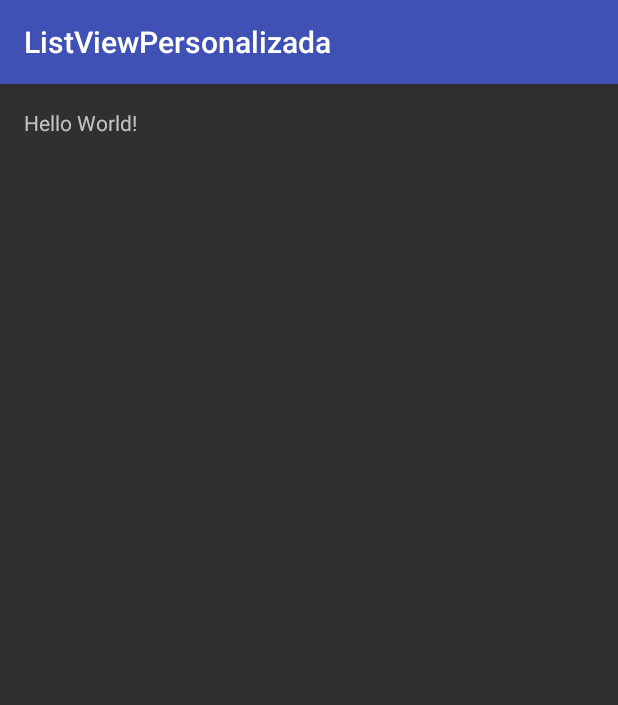
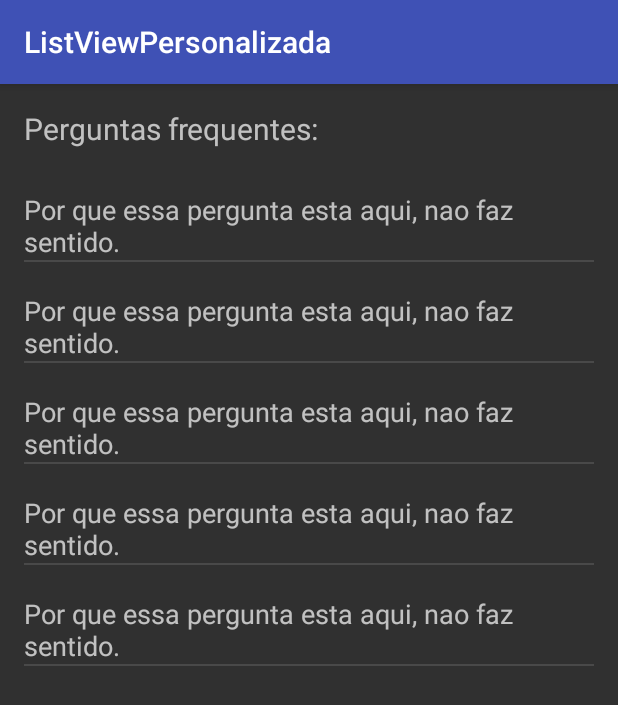
Before and after one commit to FelipePirovano/ListViewPersonalizada, an Android app: the screen it shows after launch (MainActivity), on a phone screen of 412 x 824 dp. Shown: the top 705 px of the screen. Run offline under Robolectric (Android 15) with nearby library versions, the phone set to English and light mode, and no system bars.

Commit message:
push do poder

```diff
--- /dev/null
+++ b/app/src/main/java/com/example/usuario/listviewpersonalizada/AtributosAdapter.java
@@ -0,0 +1,33 @@
+package com.example.usuario.listviewpersonalizada;
+
+import android.content.Context;
+import android.view.LayoutInflater;
+import android.view.View;
+import android.view.ViewGroup;
+import android.widget.ArrayAdapter;
+import android.widget.ImageView;
+import android.widget.TextView;
+
+import java.util.ArrayList;
+
+public class AtributosAdapter extends ArrayAdapter<AtributosDaLista> {
+
+    private final Context context;
+    private final ArrayList<AtributosDaLista>elementos;
+
+    public AtributosAdapter(Context context, ArrayList<AtributosDaLista> elementos) {
+        super(context, R.layout.formato, elementos);
+        this.context = context;
+        this.elementos = elementos;
+    }
+    @Override
+    public View getView(int position, View convertView, ViewGroup parent) {
+        LayoutInflater inflater = (LayoutInflater) context.getSystemService(Context.LAYOUT_INFLATER_SERVICE);
+        View rowView = inflater.inflate(R.layout.formato, parent, false);
+
+        TextView pergunta = (TextView) rowView.findViewById(R.id.pergunta);
+        pergunta.setText(elementos.get(position).getPergunta());
+
+        return rowView;
+    }
+}
--- /dev/null
+++ b/app/src/main/java/com/example/usuario/listviewpersonalizada/AtributosDaLista.java
@@ -0,0 +1,19 @@
+package com.example.usuario.listviewpersonalizada;
+
+public class AtributosDaLista {
+
+    private String pergunta;
+
+    public String getPergunta() {
+        return pergunta;
+    }
+
+    public void setPergunta(String pergunta) {
+        this.pergunta = pergunta;
+    }
+
+    public AtributosDaLista(String pergunta) {
+
+    this.pergunta = pergunta;
+    }
+}
--- a/app/src/main/java/com/example/usuario/listviewpersonalizada/MainActivity.java
+++ b/app/src/main/java/com/example/usuario/listviewpersonalizada/MainActivity.java
@@ -1,13 +1,69 @@
 package com.example.usuario.listviewpersonalizada;
 
+import android.content.Intent;
 import android.support.v7.app.AppCompatActivity;
 import android.os.Bundle;
+import android.view.View;
+import android.widget.AdapterView;
+import android.widget.ArrayAdapter;
+import android.widget.ListView;
+import android.widget.Switch;
+
+import java.util.ArrayList;
 
 public class MainActivity extends AppCompatActivity {
+
+    private ListView listViewPersonalizada;
 
     @Override
     protected void onCreate(Bundle savedInstanceState) {
         super.onCreate(savedInstanceState);
         setContentView(R.layout.activity_main);
+
+        listViewPersonalizada = (ListView) findViewById(R.id.listViewPersonalizada);
+        ArrayList<AtributosDaLista> perguntas = adicionarPerguntas();
+        ArrayAdapter adapter = new AtributosAdapter(this, perguntas);
+        listViewPersonalizada.setAdapter(adapter);
+        listViewPersonalizada.setOnItemClickListener(new AdapterView.OnItemClickListener(){
+            @Override
+            public void onItemClick(AdapterView<?> adapterView, View view, int i, long l) {
+                Intent intent;
+                switch (i){
+                    case 0:
+                        System.out.println("------------------> 1 ");
+                        break;
+                    case 1:
+                        System.out.println("------------------> 2 ");
+                        break;
+                    case 2:
+                        System.out.println("------------------> 3 ");
+                        break;
+                    case 3:
+                        System.out.println("------------------> 4 ");
+                        break;
+                    case 4:
+                        System.out.println("------------------> 5 ");
+                        break;
+                }
+            }
+        });
+    }
+    private ArrayList<AtributosDaLista> adicionarPerguntas() {
+
+        ArrayList<AtributosDaLista> perguntas = new ArrayList<AtributosDaLista>();
+        AtributosDaLista
+
+        e = new AtributosDaLista("Por que essa pergunta esta aqui, nao faz sentido.");
+        perguntas.add(e);
+        e = new AtributosDaLista("Por que essa pergunta esta aqui, nao faz sentido.");
+        perguntas.add(e);
+        e = new AtributosDaLista("Por que essa pergunta esta aqui, nao faz sentido.");
+        perguntas.add(e);
+        e = new AtributosDaLista("Por que essa pergunta esta aqui, nao faz sentido.");
+        perguntas.add(e);
+        e = new AtributosDaLista("Por que essa pergunta esta aqui, nao faz sentido.");
+        perguntas.add(e);
+
+        return perguntas;
     }
 }
--- a/app/src/main/res/layout/activity_main.xml
+++ b/app/src/main/res/layout/activity_main.xml
@@ -1,9 +1,10 @@
 <?xml version="1.0" encoding="utf-8"?>
-<RelativeLayout xmlns:android="http://schemas.android.com/apk/res/android"
+<LinearLayout xmlns:android="http://schemas.android.com/apk/res/android"
     xmlns:tools="http://schemas.android.com/tools"
     android:id="@+id/activity_main"
     android:layout_width="match_parent"
     android:layout_height="match_parent"
+    android:orientation="vertical"
     android:paddingBottom="@dimen/activity_vertical_margin"
     android:paddingLeft="@dimen/activity_horizontal_margin"
     android:paddingRight="@dimen/activity_horizontal_margin"
@@ -11,7 +12,14 @@
     tools:context="com.example.usuario.listviewpersonalizada.MainActivity">
 
     <TextView
-        android:layout_width="wrap_content"
+        android:layout_width="match_parent"
         android:layout_height="wrap_content"
-        android:text="Hello World!" />
-</RelativeLayout>
+        android:text="Perguntas frequentes: "
+        android:textSize="20dp"/>
+
+    <ListView
+        android:layout_width="match_parent"
+        android:layout_height="match_parent"
+        android:paddingTop="8dp"
+        android:id="@+id/listViewPersonalizada"/>
+</LinearLayout>
--- /dev/null
+++ b/app/src/main/res/layout/formato.xml
@@ -0,0 +1,13 @@
+<?xml version="1.0" encoding="utf-8"?>
+<LinearLayout xmlns:android="http://schemas.android.com/apk/res/android"
+    android:orientation="vertical" android:layout_width="match_parent"
+    android:layout_height="match_parent">
+
+    <TextView
+        android:layout_width="wrap_content"
+        android:layout_height="wrap_content"
+        android:paddingTop="20dp"
+        android:textSize="18dp"
+        android:id="@+id/pergunta"/>
+
+</LinearLayout>
```
Also changed, not shown: 2 other files.
